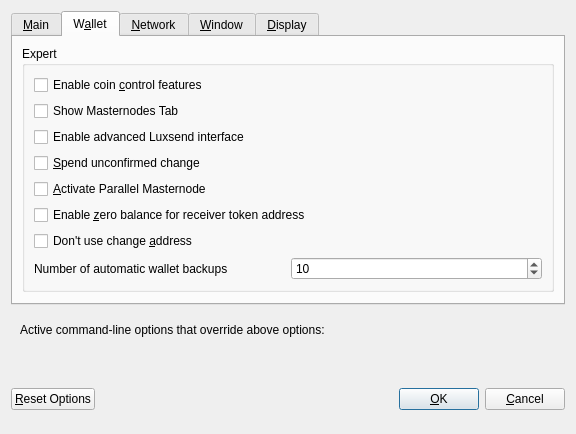
The window that src/qt/forms/optionsdialog.ui (LUX-Core/lux) describes before a commit, drawn with Qt 5.
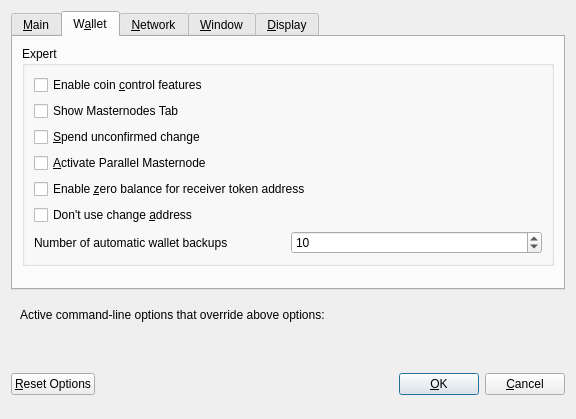
The same window after the commit. Custom widgets are drawn as their Qt base class.

The edit to the form file:
```diff
--- a/src/qt/forms/optionsdialog.ui
+++ b/src/qt/forms/optionsdialog.ui
@@ -283,16 +283,6 @@
             </property>
            </widget>
           </item>
-          <item>
-           <widget class="QCheckBox" name="showAdvancedUI">
-            <property name="toolTip">
-             <string>Show additional information and buttons for Luxsend on overview screen.</string>
-            </property>
-            <property name="text">
-             <string>Enable advanced Luxsend interface</string>
-            </property>
-           </widget>
-          </item>
           <item>
            <widget class="QCheckBox" name="spendZeroConfChange">
             <property name="toolTip">
```
Left out of the diff: 12 changed lines with no effect on the pictures.
